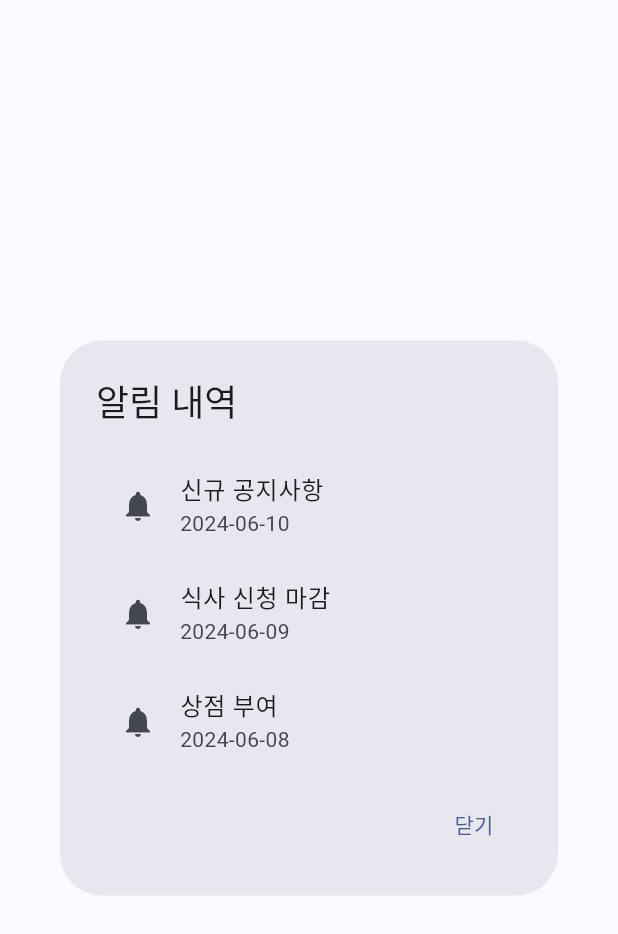
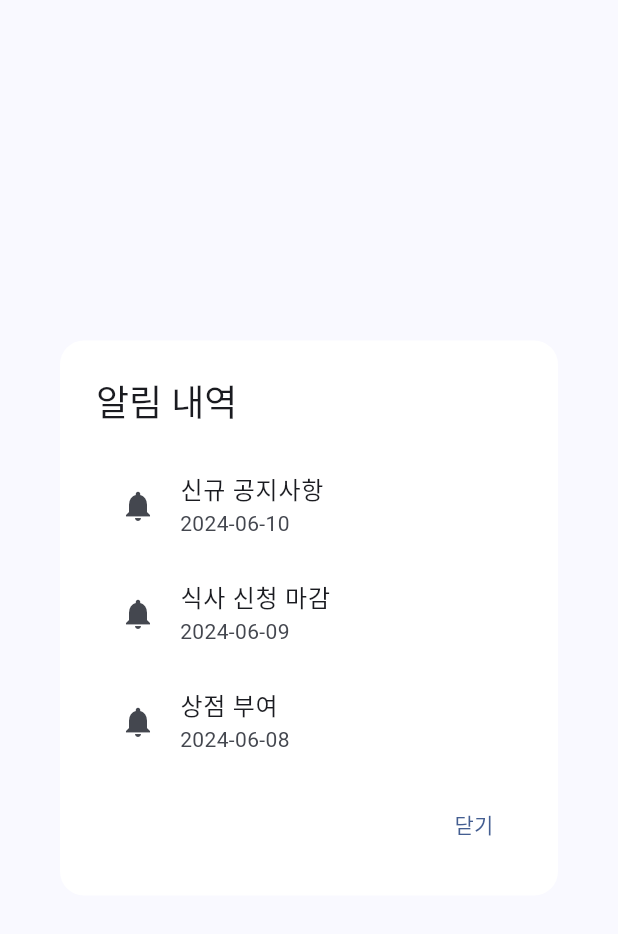
Before and after one commit to idikim/musoft_sample_app, a Flutter app: the NotificationDialog widget shown alone on an empty page, opened directly, on a phone screen of 412 x 824 dp. Shown: the top 934 px of the screen. Run offline on Flutter 3.47's test engine with Material 3 defaults, Android fonts, the phone set to English and light mode, and no system bars; network calls fail.

Commit message:
design: 배경색상 흰색으로 변경

```diff
--- a/lib/view/home_page/home_page.dart
+++ b/lib/view/home_page/home_page.dart
@@ -21,6 +21,7 @@ class _MainViewState extends State<HomePage> {
   @override
   Widget build(BuildContext context) {
     return Scaffold(
+      backgroundColor: Colors.white,
       body: SafeArea(
         child: Column(
           children: [
--- a/lib/view/home_page/widgets/notification_dialog.dart
+++ b/lib/view/home_page/widgets/notification_dialog.dart
@@ -17,6 +17,10 @@ class NotificationDialog extends StatelessWidget {
     final double dialogWidth = MediaQuery.of(context).size.width;
 
     return AlertDialog(
+      shape: RoundedRectangleBorder(
+        borderRadius: BorderRadiusGeometry.circular(16),
+      ),
+      backgroundColor: Colors.white,
       title: const Text('알림 내역'),
       content: SizedBox(
         width: dialogWidth,
--- a/lib/view/stack/stack_page.dart
+++ b/lib/view/stack/stack_page.dart
@@ -27,6 +27,7 @@ class _StackPageState extends State<StackPage> {
   @override
   Widget build(BuildContext context) {
     return Scaffold(
+      backgroundColor: Colors.white,
       body: _screens[_currentIndex],
       bottomNavigationBar: BottomNavigation(
         currentIndex: _currentIndex,
```
